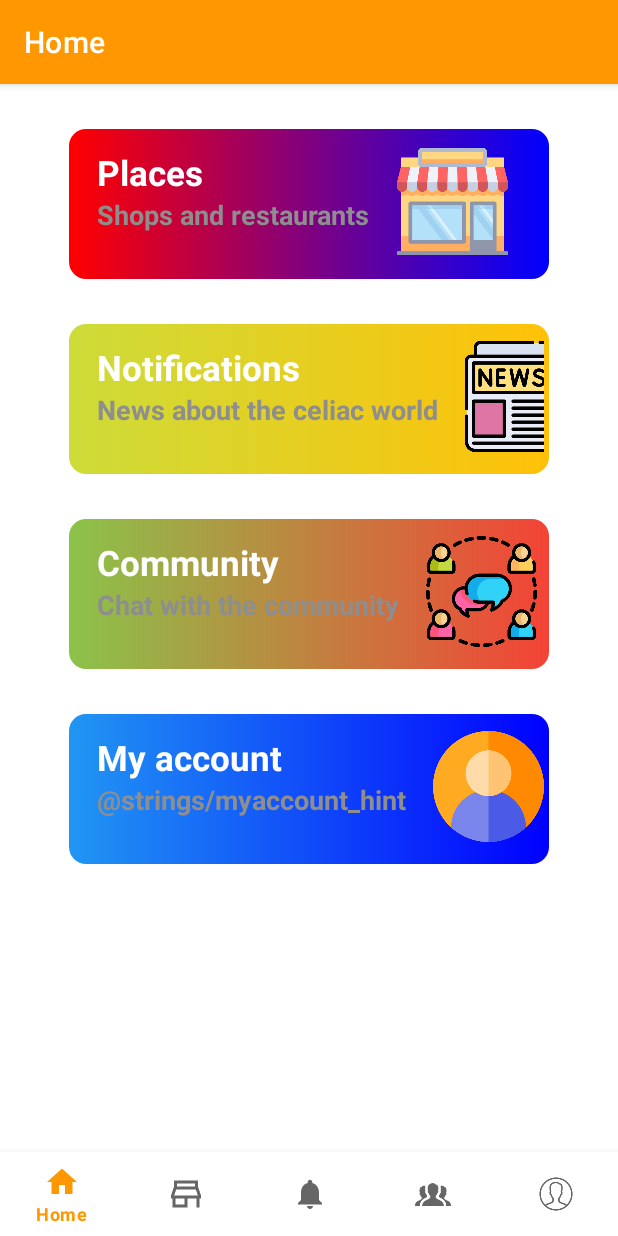
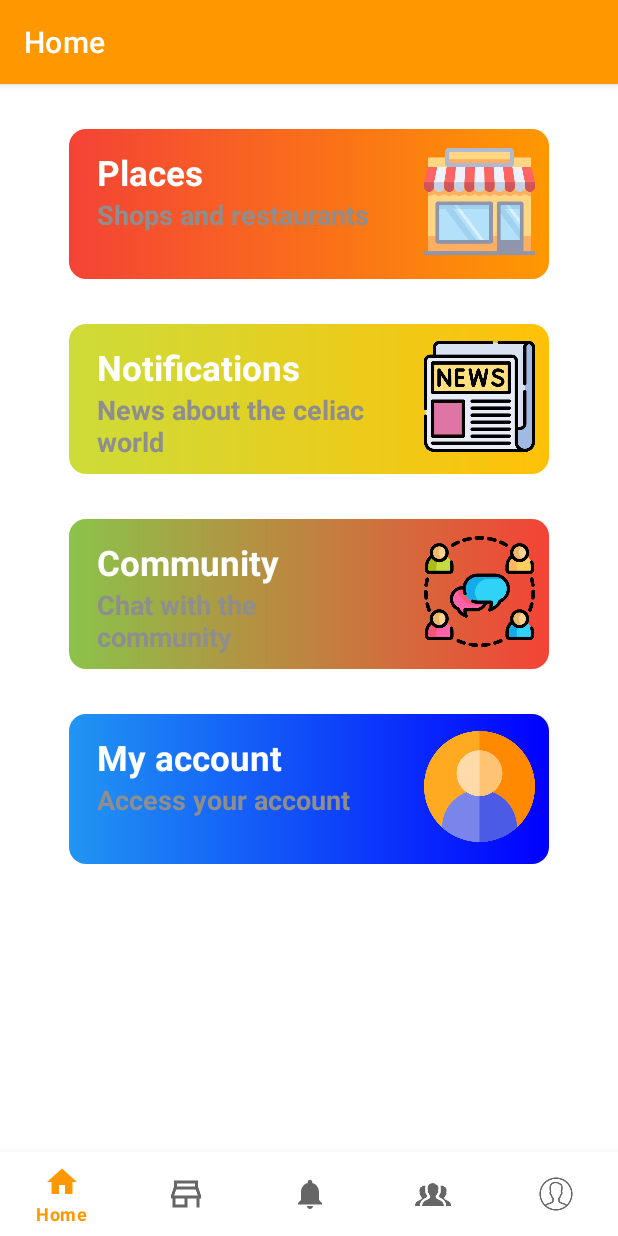
Before and after one commit to ferreiracorderomiguel/CeliaCare, an Android app: the screen it shows after launch (MainActivity), on a phone screen of 412 x 824 dp. Run offline under Robolectric (Android 15) with nearby library versions, the phone set to English and light mode, and no system bars; our stand-ins replace Firebase (no records; nobody signed in at launch, a user with empty details on screens opened directly), navigation-ui.

Commit message:
FIxed home buttons layout problems and added clickable functionality
Took 54 minutes

```diff
--- a/app/src/main/java/com/mfc/celiacare/ui/home/HomeFragment.java
+++ b/app/src/main/java/com/mfc/celiacare/ui/home/HomeFragment.java
@@ -1,12 +1,15 @@
 package com.mfc.celiacare.ui.home;
 
 import android.os.Bundle;
+import android.util.Log;
 import android.view.LayoutInflater;
 import android.view.View;
 import android.view.ViewGroup;
+import android.widget.LinearLayout;
 import android.widget.TextView;
 
 import androidx.annotation.NonNull;
+import androidx.annotation.Nullable;
 import androidx.fragment.app.Fragment;
 import androidx.lifecycle.ViewModelProvider;
 import androidx.navigation.NavController;
@@ -23,11 +26,13 @@ public class HomeFragment extends Fragment {
     FirebaseAuth fAuth;
     FirebaseUser user;
     TextView textViewWelcome;
+    LinearLayout linearLayoutPlaces;
+    LinearLayout linearLayoutNotifications;
+    LinearLayout linearLayoutCommunity;
+    LinearLayout linearLayoutAccount;
 
     public View onCreateView(@NonNull LayoutInflater inflater,
                              ViewGroup container, Bundle savedInstanceState) {
-        HomeViewModel homeViewModel =
-                new ViewModelProvider(this).get(HomeViewModel.class);
 
         binding = FragmentHomeBinding.inflate(inflater, container, false);
         View root = binding.getRoot();
@@ -35,9 +40,64 @@ public class HomeFragment extends Fragment {
         fAuth = FirebaseAuth.getInstance();
         user = fAuth.getCurrentUser();
 
-        /*final TextView textView = binding.textHome;
-        homeViewModel.getText().observe(getViewLifecycleOwner(), textView::setText);*/
         return root;
+    }
+
+    @Override
+    public void onViewCreated(@NonNull View view, @Nullable Bundle savedInstanceState) {
+        super.onViewCreated(view, savedInstanceState);
+        linearLayoutPlaces = view.findViewById(R.id.linearLayoutPlaces);
+        linearLayoutPlaces.setOnClickListener(new View.OnClickListener() {
+            @Override
+            public void onClick(View v) {
+                changeView("places");
+            }
+        });
+
+        linearLayoutNotifications = view.findViewById(R.id.linearLayoutNotifications);
+        linearLayoutNotifications.setOnClickListener(new View.OnClickListener() {
+            @Override
+            public void onClick(View v) {
+                changeView("notifications");
+            }
+        });
+
+        linearLayoutCommunity = view.findViewById(R.id.linearLayoutCommunity);
+        linearLayoutCommunity.setOnClickListener(new View.OnClickListener() {
+            @Override
+            public void onClick(View v) {
+                changeView("community");
+            }
+        });
+
+        linearLayoutAccount = view.findViewById(R.id.linearLayoutAccount);
+        linearLayoutAccount.setOnClickListener(new View.OnClickListener() {
+            @Override
+            public void onClick(View v) {
+                changeView("account");
+            }
+        });
+    }
+
+    private void changeView(String places) {
+        switch (places) {
+            case "places":
+                NavController navPlaces = Navigation.findNavController(getView());
+                navPlaces.navigate(R.id.action_navigation_home_to_navigation_places);
+                break;
+            case "notifications":
+                NavController navNotifications = Navigation.findNavController(getView());
+                navNotifications.navigate(R.id.action_navigation_home_to_navigation_notifications);
+                break;
+            case "community":
+                NavController navCommunity = Navigation.findNavController(getView());
+                navCommunity.navigate(R.id.action_navigation_home_to_navigation_community);
+                break;
+            case "account":
+                NavController navAccount = Navigation.findNavController(getView());
+                navAccount.navigate(R.id.action_navigation_home_to_navigation_account);
+                break;
+        }
     }
 
     @Override
--- a/app/src/main/java/com/mfc/celiacare/ui/home/HomeViewModel.java
+++ /dev/null
@@ -1,19 +0,0 @@
-package com.mfc.celiacare.ui.home;
-
-import androidx.lifecycle.LiveData;
-import androidx.lifecycle.MutableLiveData;
-import androidx.lifecycle.ViewModel;
-
-public class HomeViewModel extends ViewModel {
-
-    private final MutableLiveData<String> mText;
-
-    public HomeViewModel() {
-        mText = new MutableLiveData<>();
-        mText.setValue("This is home fragment");
-    }
-
-    public LiveData<String> getText() {
-        return mText;
-    }
-}
--- a/app/src/main/res/drawable/places_bg.xml
+++ b/app/src/main/res/drawable/places_bg.xml
@@ -1,7 +1,7 @@
 <?xml version="1.0" encoding="utf-8"?>
 <shape xmlns:android="http://schemas.android.com/apk/res/android">
     <gradient
-        android:startColor="#FF0000"
-        android:endColor="#0000FF"/>
+        android:startColor="#F44336"
+        android:endColor="#FF9800"/>
     <corners android:radius="11dp"/>
 </shape>
--- a/app/src/main/res/layout/fragment_home.xml
+++ b/app/src/main/res/layout/fragment_home.xml
@@ -14,153 +14,177 @@
             android:layout_height="wrap_content"
             android:layout_marginTop="0dp"
             android:orientation="vertical">
+
             <LinearLayout
+                android:id="@+id/linearLayoutPlaces"
                 android:layout_width="320dp"
                 android:layout_height="100dp"
+                android:layout_gravity="center"
+                android:layout_marginTop="30dp"
+                android:background="@drawable/places_bg"
                 android:orientation="horizontal"
-                android:background="@drawable/places_bg"
-                android:layout_marginTop="30dp"
-                android:padding="3dp"
-                android:layout_gravity="center">
+                android:padding="3dp">
+
                 <LinearLayout
                     android:layout_width="wrap_content"
                     android:layout_height="wrap_content"
                     android:orientation="vertical">
+
                     <TextView
                         android:layout_width="wrap_content"
                         android:layout_height="wrap_content"
+                        android:layout_marginLeft="15dp"
+                        android:layout_marginTop="10dp"
                         android:text="@string/title_dashboard"
-                        android:textStyle="bold"
+                        android:textColor="@color/white"
                         android:textSize="23sp"
-                        android:layout_marginTop="10dp"
-                        android:textColor="@color/white"
-                        android:layout_marginLeft="15dp"/>
+                        android:textStyle="bold" />
+
                     <TextView
-                        android:layout_width="wrap_content"
+                        android:layout_width="200dp"
                         android:layout_height="wrap_content"
+                        android:layout_marginLeft="15dp"
                         android:text="@string/places_hint"
-                        android:textStyle="bold"
+                        android:textColor="@color/gray"
                         android:textSize="18sp"
-                        android:layout_marginLeft="15dp"
-                        android:textColor="@color/gray"/>
+                        android:textStyle="bold" />
                 </LinearLayout>
+
                 <ImageView
                     android:layout_width="90dp"
                     android:layout_height="90dp"
+                    android:layout_marginLeft="10dp"
                     android:padding="8dp"
-                    android:src="@drawable/place_homeicon"
-                    android:layout_marginLeft="10dp"/>
+                    android:src="@drawable/place_homeicon" />
             </LinearLayout>
+
             <LinearLayout
+                android:id="@+id/linearLayoutNotifications"
                 android:layout_width="320dp"
                 android:layout_height="100dp"
+                android:layout_gravity="center"
+                android:layout_marginTop="30dp"
+                android:background="@drawable/news_bg"
                 android:orientation="horizontal"
-                android:background="@drawable/news_bg"
-                android:layout_marginTop="30dp"
-                android:padding="3dp"
-                android:layout_gravity="center">
+                android:padding="3dp">
+
                 <LinearLayout
                     android:layout_width="wrap_content"
                     android:layout_height="wrap_content"
                     android:orientation="vertical">
+
                     <TextView
                         android:layout_width="wrap_content"
                         android:layout_height="wrap_content"
+                        android:layout_marginLeft="15dp"
+                        android:layout_marginTop="10dp"
                         android:text="@string/title_notifications"
-                        android:textStyle="bold"
+                        android:textColor="@color/white"
                         android:textSize="23sp"
-                        android:layout_marginTop="10dp"
-                        android:textColor="@color/white"
-                        android:layout_marginLeft="15dp"/>
+                        android:textStyle="bold" />
+
                     <TextView
-                        android:layout_width="wrap_content"
+                        android:layout_width="200dp"
                         android:layout_height="wrap_content"
+                        android:layout_marginLeft="15dp"
                         android:text="@string/news_hint"
-                        android:textStyle="bold"
+                        android:textColor="@color/gray"
                         android:textSize="18sp"
-                        android:layout_marginLeft="15dp"
-                        android:textColor="@color/gray"/>
+                        android:textStyle="bold" />
                 </LinearLayout>
+
                 <ImageView
                     android:layout_width="90dp"
                     android:layout_height="90dp"
+                    android:layout_marginLeft="10dp"
                     android:padding="8dp"
-                    android:src="@drawable/news_homeicon"
-                    android:layout_marginLeft="10dp"/>
+                    android:src="@drawable/news_homeicon" />
             </LinearLayout>
+
             <LinearLayout
+                android:id="@+id/linearLayoutCommunity"
                 android:layout_width="320dp"
                 android:layout_height="100dp"
+                android:layout_gravity="center"
+                android:layout_marginTop="30dp"
+                android:background="@drawable/community_bg"
                 android:orientation="horizontal"
-                android:background="@drawable/community_bg"
-                android:layout_marginTop="30dp"
-                android:padding="3dp"
-                android:layout_gravity="center">
+                android:padding="3dp">
+
                 <LinearLayout
                     android:layout_width="wrap_content"
                     android:layout_height="wrap_content"
                     android:orientation="vertical">
+
                     <TextView
                         android:layout_width="wrap_content"
                         android:layout_height="wrap_content"
+                        android:layout_marginLeft="15dp"
+                        android:layout_marginTop="10dp"
                         android:text="@string/title_community"
-                        android:textStyle="bold"
+                        android:textColor="@color/white"
                         android:textSize="23sp"
-                        android:layout_marginTop="10dp"
-                        android:textColor="@color/white"
-                        android:layout_marginLeft="15dp"/>
+                        android:textStyle="bold" />
+
                     <TextView
-                        android:layout_width="wrap_content"
+                        android:layout_width="200dp"
                         android:layout_height="wrap_content"
+                        android:layout_marginLeft="15dp"
                         android:text="@string/community_hint"
-                        android:textStyle="bold"
+                        android:textColor="@color/gray"
                         android:textSize="18sp"
-                        android:layout_marginLeft="15dp"
-                        android:textColor="@color/gray"/>
+                        android:textStyle="bold" />
                 </LinearLayout>
+
                 <ImageView
                     android:layout_width="90dp"
                     android:layout_height="90dp"
+                    android:layout_marginLeft="10dp"
                     android:padding="8dp"
-                    android:src="@drawable/community_homeicon"
-                    android:layout_marginLeft="10dp"/>
+                    android:src="@drawable/community_homeicon" />
             </LinearLayout>
+
             <LinearLayout
+                android:id="@+id/linearLayoutAccount"
                 android:layout_width="320dp"
                 android:layout_height="100dp"
+                android:layout_gravity="center"
+                android:layout_marginTop="30dp"
+                android:background="@drawable/myaccount_bg"
                 android:orientation="horizontal"
-                android:background="@drawable/myaccount_bg"
-                android:layout_marginTop="30dp"
-                android:padding="3dp"
-                android:layout_gravity="center">
+                android:padding="3dp">
+
                 <LinearLayout
                     android:layout_width="wrap_content"
                     android:layout_height="wrap_content"
                     android:orientation="vertical">
+
                     <TextView
                         android:layout_width="wrap_content"
                         android:layout_height="wrap_content"
+                        android:layout_marginLeft="15dp"
+                        android:layout_marginTop="10dp"
                         android:text="@string/title_login"
-                        android:textStyle="bold"
+                        android:textColor="@color/white"
                         android:textSize="23sp"
-                        android:layout_marginTop="10dp"
-                        android:textColor="@color/white"
-                        android:layout_marginLeft="15dp"/>
+                        android:textStyle="bold" />
+
                     <TextView
-                        android:layout_width="wrap_content"
+                        android:layout_width="200dp"
                         android:layout_height="wrap_content"
-                        android:text="@strings/myaccount_hint"
-                        android:textStyle="bold"
+                        android:layout_marginLeft="15dp"
+                        android:text="@string/myaccount_hint"
+                        android:textColor="@color/gray"
                         android:textSize="18sp"
-                        android:layout_marginLeft="15dp"
-                        android:textColor="@color/gray"/>
+                        android:textStyle="bold" />
                 </LinearLayout>
+
                 <ImageView
                     android:layout_width="90dp"
                     android:layout_height="90dp"
+                    android:layout_marginLeft="10dp"
                     android:padding="8dp"
-                    android:src="@drawable/account_homeicon"
-                    android:layout_marginLeft="10dp"/>
+                    android:src="@drawable/account_homeicon" />
             </LinearLayout>
         </LinearLayout>
     </ScrollView>
--- a/app/src/main/res/navigation/mobile_navigation.xml
+++ b/app/src/main/res/navigation/mobile_navigation.xml
@@ -9,7 +9,20 @@
         android:id="@+id/navigation_home"
         android:name="com.mfc.celiacare.ui.home.HomeFragment"
         android:label="@string/title_home"
-        tools:layout="@layout/fragment_home" />
+        tools:layout="@layout/fragment_home" >
+        <action
+            android:id="@+id/action_navigation_home_to_navigation_places"
+            app:destination="@id/navigation_dashboard" />
+        <action
+            android:id="@+id/action_navigation_home_to_navigation_notifications"
+            app:destination="@id/navigation_notifications" />
+        <action
+            android:id="@+id/action_navigation_home_to_navigation_community"
+            app:destination="@id/navigation_community" />
+        <action
+            android:id="@+id/action_navigation_home_to_navigation_account"
+            app:destination="@id/navigation_account" />
+    </fragment>
 
     <fragment
         android:id="@+id/navigation_dashboard"
```
Also changed, not shown: 1 other file.
